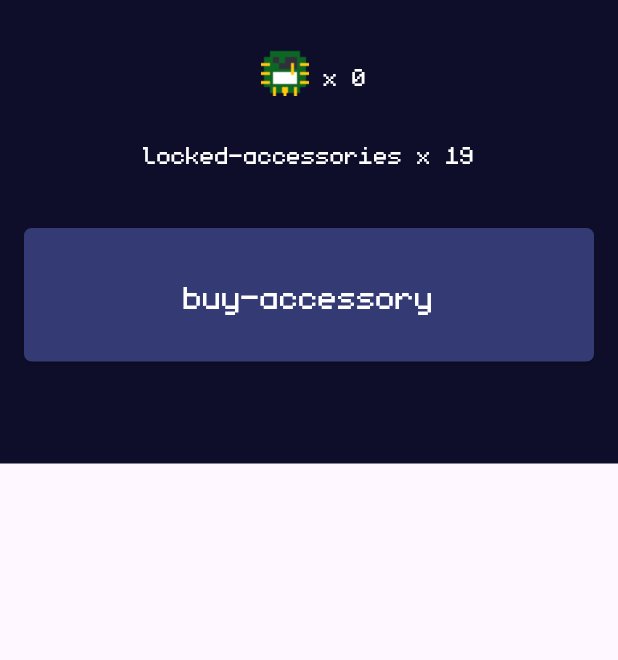
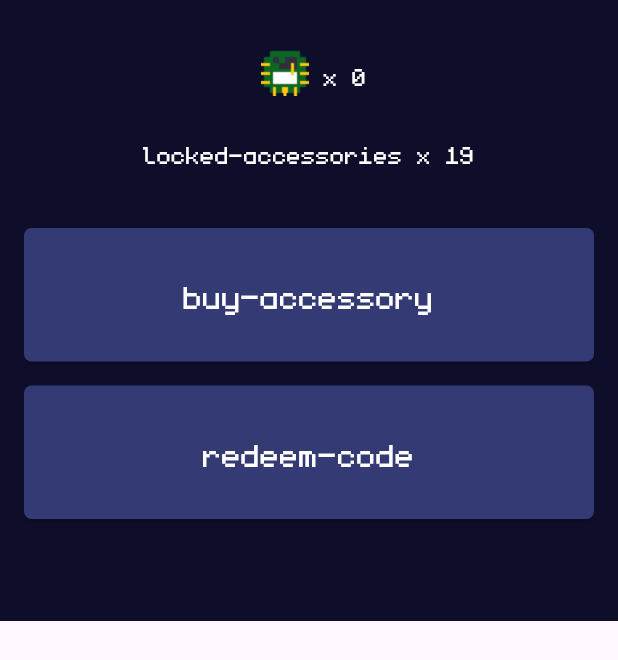
Before and after one commit to GalletaOreo98/LainChikita-Apk, a Flutter app: the GachaScreen widget shown alone on an empty page, opened directly with empty values, on a phone screen of 412 x 824 dp. Shown: the top 660 px of the screen. Run offline on Flutter 3.47's test engine with Material 3 defaults, Android fonts, the phone set to English and light mode, and no system bars; our stand-ins replace audioplayers, shared_preferences; missing offline and left inert: encrypt, games_services; accounts and stored records are empty.

Commit message:
ADD: Redeem codes again but better (With google play games services)

```diff
--- a/lain_chikita/assets/language/labels_en.json
+++ b/lain_chikita/assets/language/labels_en.json
@@ -7,14 +7,17 @@
     "copy-my-public-data": "Copy my public data",
     "paste-public-data": "Paste public data",
     "cannot-be-claimed": "Cannot be claimed",
-    "ticket-successfully-claimed": "Ticket successfully claimed!",
+    "accessory-unlocked": "Accessory unlocked",
     "already-have-this-item": "You already have this item",
     "error-invalid-data": "Error, invalid data",
+    "code-already-redeemed": "Code already redeemed",
+    "processing-code": "Processing code",
     "ticket-data-has-been-copied": "The ticket data has been copied, share it with your friend",
     "ticket-for": "Ticket for",
     "ticket-purchased": "Ticket purchased!",
     "cannot-be-purchased": "Cannot be purchased",
     "redeem-code": "Redeem code",
+    "enter-code": "Enter code",
     "ticket-data": "Ticket Data",
     "buy": "Buy",
     "buy-accessory": "Buy accessory",
--- a/lain_chikita/assets/language/labels_es.json
+++ b/lain_chikita/assets/language/labels_es.json
@@ -7,14 +7,17 @@
     "copy-my-public-data": "Copiar mis datos públicos",
     "paste-public-data": "Pegar datos públicos",
     "cannot-be-claimed": "No se puede reclamar",
-    "ticket-successfully-claimed": "¡Ticket reclamado exitosamente!",
+    "accessory-unlocked": "Accesorio desbloqueado",
     "already-have-this-item": "Ya tienes este ítem",
     "error-invalid-data": "Error, datos inválidos",
+    "code-already-redeemed": "Código ya canjeado",
+    "processing-code": "Procesando código",
     "ticket-data-has-been-copied": "Los datos del ticket han sido copiados, compártelo con tu amigo",
     "ticket-for": "Ticket para",
     "ticket-purchased": "¡Ticket comprado!",
     "cannot-be-purchased": "No se puede comprar",
     "redeem-code": "Canjear código",
+    "enter-code": "Ingresar código",
     "ticket-data": "Datos del ticket",
     "buy": "Comprar",
     "buy-accessory": "Comprar accesorio",
--- a/lain_chikita/lib/screens/gacha_screen.dart
+++ b/lain_chikita/lib/screens/gacha_screen.dart
@@ -2,6 +2,7 @@ import 'package:flutter/material.dart';
 
 //My imports
 import '../functions/gacha_functions.dart';
+import '../functions/redeem_codes_functions.dart';
 import '../global_vars.dart';
 
 class GachaScreen extends StatefulWidget {
@@ -17,6 +18,8 @@ class MyWidgetState extends State<GachaScreen> {
   /// Texto informativo sobre las acciones realizadas
   String _informativeText = '';
   Color _informativeTextColor = appColors.informativeText;
+  bool _showRedeemCode = false;
+  final TextEditingController _redeemCodeTEC = TextEditingController(text: '');
 
   void _buySkin() {
     setState(() {
@@ -33,8 +36,46 @@ class MyWidgetState extends State<GachaScreen> {
     });
   }
 
+  void _redeemCode(String code) async {
+    setState(() {
+      _informativeTextColor = appColors.informativeText;
+      _informativeText = "${languageDataManager.getLabel('processing-code')}...";
+    });
+
+    String result = await redeemCode(code);
+
+    setState(() {
+      if (result.startsWith('accessory_unlocked')) {
+        String unlockedAccessoryName = result.split(' ')[1];
+        _informativeTextColor = appColors.informativeText;
+        _informativeText = '${languageDataManager.getLabel('accessory-unlocked')}: \n${languageDataManager.getAccessoryName(unlockedAccessoryName)}';
+        _playRedeemCodeSound();
+        _saveInventories();
+      } else if (result.startsWith('accessory_already_unlocked')) {
+        String accessoryName = result.split(' ')[1];
+        _informativeTextColor = appColors.errorText;
+        _informativeText = '${languageDataManager.getLabel('already-have-this-item')}: \n${languageDataManager.getAccessoryName(accessoryName)}';
+      } else if (result == 'cannot_unlock_more_accessories') {
+        _informativeTextColor = appColors.errorText;
+        _informativeText = languageDataManager.getLabel('all-accessories-unlocked');
+      } else if (result == 'invalid_code') {
+        _informativeTextColor = appColors.errorText;
+        _informativeText = languageDataManager.getLabel('error-invalid-data');
+      }
+      else if (result == 'already_redeemed') {
+        _informativeTextColor = appColors.errorText;
+        _informativeText = languageDataManager.getLabel('code-already-redeemed');
+      }
+      _showRedeemCode = false;
+    });
+  }
+
   Future<void> _playAccessoryBoughtSound() async {
     await appAudioPlayer.playSound('audio/accessory_bought_sound.mp3');
+  }
+
+  Future<void> _playRedeemCodeSound() async {
+    await appAudioPlayer.playSound2('audio/redeem_code_success_sound.mp3');
   }
 
   void _saveInventories() {
@@ -96,6 +137,52 @@ class MyWidgetState extends State<GachaScreen> {
                       textAlign: TextAlign.center),
                 ),
                 const SizedBox(height: 16),
+                ElevatedButton(
+                  style: ElevatedButton.styleFrom(
+                      minimumSize: const Size(380, 80),
+                      shape: RoundedRectangleBorder(borderRadius: BorderRadius.circular(5)),
+                      backgroundColor: appColors.secondaryBtn, padding: const EdgeInsets.all(20.0)),
+                  onPressed: () => setState(() {
+                    _showRedeemCode = !_showRedeemCode;
+                    if (!_showRedeemCode) {
+                      _redeemCodeTEC.clear();
+                      FocusManager.instance.primaryFocus?.unfocus();
+                    }
+                  }),
+                  child: Text(languageDataManager.getLabel('redeem-code'),
+                      style: TextStyle(color: appColors.primaryText, fontSize: 34.0),
+                      textAlign: TextAlign.center),
+                ),
+                if (_showRedeemCode)
+                  Column(
+                    children: [
+                      const SizedBox(height: 16),
+                      TextField(
+                        controller: _redeemCodeTEC,
+                        textAlign: TextAlign.center,
+                        style: TextStyle(color: appColors.userInputText, fontSize: 35.0),
+                        decoration: InputDecoration(
+                            suffixIcon: IconButton(
+                              onPressed: () => {
+                                _redeemCode(_redeemCodeTEC.text),
+                                _redeemCodeTEC.clear(),
+                                FocusManager.instance.primaryFocus?.unfocus()
+                              },
+                              icon: const Icon(Icons.done),
+                              color: appColors.userInputText
+                            ),
+                            labelText: languageDataManager.getLabel('enter-code'),
+                            labelStyle: TextStyle(color: appColors.primaryText, fontSize: 20),
+                            floatingLabelAlignment: FloatingLabelAlignment.center,
+                            focusedBorder: UnderlineInputBorder(borderSide: BorderSide(color: appColors.focusItem)),
+                            enabledBorder:
+                                UnderlineInputBorder(borderSide: BorderSide(color: appColors.userInputText))),
+                        onSubmitted: (value) => _redeemCode(value),
+                        onTapOutside: (event) => FocusManager.instance.primaryFocus?.unfocus(),
+                      ),
+                    ],
+                  ),
+                const SizedBox(height: 16),
                 Text(
                   _informativeText,
                   textAlign: TextAlign.center,
```
Also changed, not shown: lain_chikita/lib/functions/gacha_functions.dart (+17 -16 lines), lain_chikita/lib/functions/redeem_codes_functions.dart (added, +118 -0 lines), lain_chikita/lib/global_vars.dart (+46 -0 lines), 1 other file.
